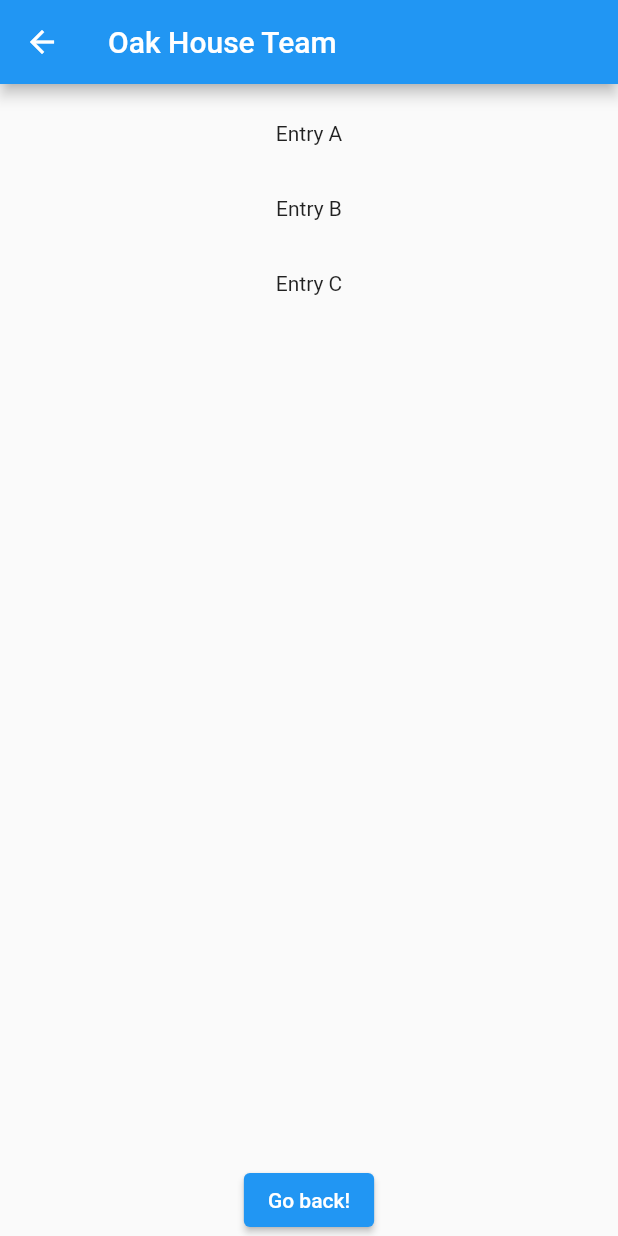
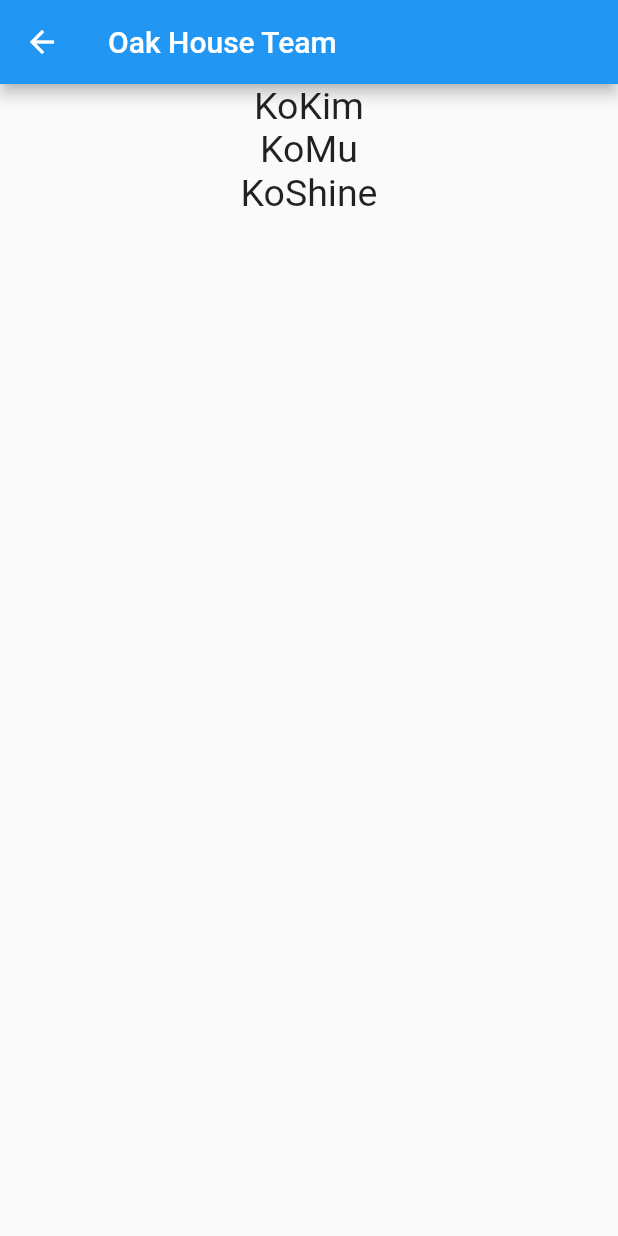
Before and after one commit to KoKim2020/flutter_playground, a Flutter app: the SecondRoute screen opened directly, on a phone screen of 412 x 824 dp. Run offline on Flutter 3.47's test engine with Material 2 defaults, Android fonts, the phone set to English and light mode, and no system bars.

Commit message:
added members finished

```diff
--- a/lib/screens/OakHouse.dart
+++ b/lib/screens/OakHouse.dart
@@ -1,6 +1,9 @@
 import 'package:flutter/material.dart';
+import 'package:flutter_app/states/MemberProvider.dart';
 import 'package:provider/provider.dart';
 import 'package:flutter_app/states/EligiblityScreenProvider.dart';
+import 'package:flutter_app/states/MemberProvider.dart';
+import 'package:flutter_app/widgets/member_list.dart';
 class SecondRoute extends StatelessWidget {
   @override
   Widget build(BuildContext context) {
@@ -8,44 +11,7 @@ class SecondRoute extends StatelessWidget {
       appBar: AppBar(
         title: Text("Oak House Team"),
       ),
-      body: Column(
-        children: [
-          MultiProvider(
-            providers: [
-              ChangeNotifierProvider(create: (context) => EligiblityScreenProvider()),
-            ],
-            child: MemberList(),
-          ),
-          ElevatedButton(
-            onPressed: () {
-              Navigator.pop(context);
-            },
-            child: Text('Go back!'),
-          ),
-        ],
-      ),
+      body: MemberList(),
     );
   }
 }
-
-class MemberList extends StatelessWidget {
-
-  @override
-  Widget build(BuildContext context) {
-    final items = Provider.of<EligiblityScreenProvider>(context,listen: false);
-    final List<String> entries = <String>['A', 'B', 'C'];
-
-    return Expanded(
-      child: ListView.builder(
-          padding: const EdgeInsets.all(8),
-          itemCount: entries.length,
-          itemBuilder: (BuildContext context, int index) {
-            return Container(
-              height: 50,
-              child: Center(child: Text('Entry ${entries[index]}')),
-            );
-          }
-      )
-    );
-  }
-}
--- /dev/null
+++ b/lib/states/MemberProvider.dart
@@ -0,0 +1,16 @@
+import 'package:flutter/material.dart';
+
+// inherent ChangeNotifier class for the purpose of view model
+class MemberProvider extends ChangeNotifier{
+  var memberList = <String>['KoKim', 'KoMu', 'KoShine'];
+
+  void addMember ({String member}) {
+    memberList.add(member);
+    notifyListeners();
+  }
+
+  List<String> getMemberList () {
+    // notifyListeners();
+    return memberList;
+  }
+}
--- /dev/null
+++ b/lib/widgets/member_list.dart
@@ -0,0 +1,28 @@
+import 'package:flutter/material.dart';
+import 'package:flutter_app/states/MemberProvider.dart';
+import 'package:provider/provider.dart';
+
+
+class MemberList extends StatelessWidget {
+  @override
+  Widget build(BuildContext context) {
+    return Consumer<MemberProvider>(builder: (context, provider, child) {
+      final List<String> entries = provider.getMemberList();
+      return Expanded(
+          child: ListView.builder(
+              itemCount: entries.length,
+              itemBuilder: (BuildContext context, int index) {
+                return Center(
+                  child: Text(
+                    entries[index],
+                    style: TextStyle(
+                        fontSize: 25
+                    ),
+                  ),
+                );
+              }
+          )
+      );
+    });
+  }
+}
```
Also changed, not shown: lib/main.dart (+14 -2 lines), lib/screens/EligiblityScreen.dart (+55 -90 lines).
